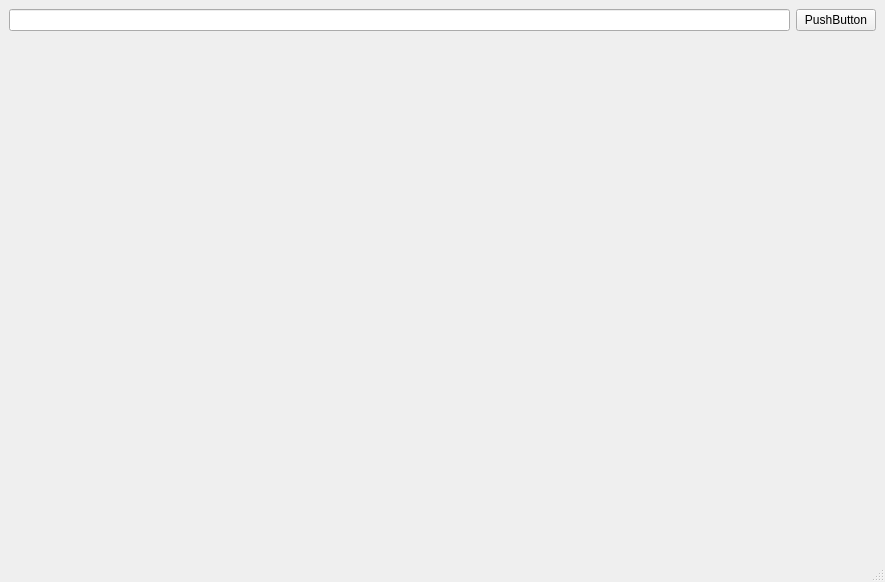
Old version of the form playstats/analysis.ui in the repository V-Mirea/PlayStats.
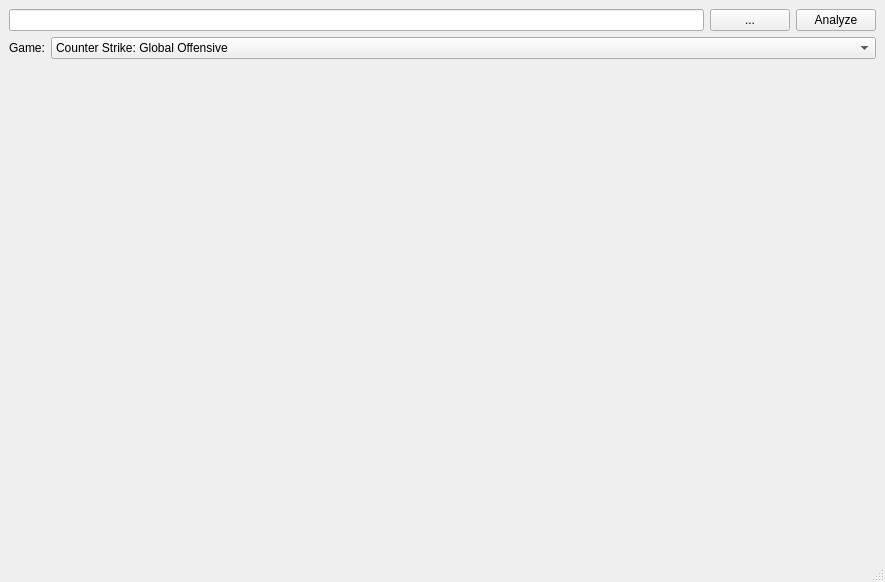
New version of the form.

```diff
--- a/playstats/analysis.ui
+++ b/playstats/analysis.ui
@@ -14,18 +14,68 @@
    <string>MainWindow</string>
   </property>
   <widget class="QWidget" name="centralwidget">
-   <layout class="QGridLayout" name="gridLayout">
-    <item row="0" column="1">
-     <widget class="QPushButton" name="pushButton">
-      <property name="text">
-       <string>PushButton</string>
-      </property>
-     </widget>
+   <layout class="QVBoxLayout" name="verticalLayout" stretch="0,0,3">
+    <item>
+     <layout class="QHBoxLayout" name="horizontalLayout_2">
+      <item>
+       <widget class="QLineEdit" name="txtFileName"/>
+      </item>
+      <item>
+       <widget class="QPushButton" name="buttonBrowse">
+        <property name="text">
+         <string>...</string>
+        </property>
+       </widget>
+      </item>
+      <item>
+       <widget class="QPushButton" name="buttonStart">
+        <property name="text">
+         <string>Analyze</string>
+        </property>
+       </widget>
+      </item>
+     </layout>
     </item>
-    <item row="0" column="0">
-     <widget class="QLineEdit" name="lineEdit"/>
+    <item>
+     <layout class="QHBoxLayout" name="horizontalLayout_3">
+      <item>
+       <widget class="QLabel" name="label">
+        <property name="sizePolicy">
+         <sizepolicy hsizetype="Fixed" vsizetype="Preferred">
+          <horstretch>0</horstretch>
+          <verstretch>0</verstretch>
+         </sizepolicy>
+        </property>
+        <property name="text">
+         <string>Game:</string>
+        </property>
+       </widget>
+      </item>
+      <item>
+       <widget class="QComboBox" name="comboGame">
+        <property name="insertPolicy">
+         <enum>QComboBox::InsertAtBottom</enum>
+        </property>
+        <item>
+         <property name="text">
+          <string>Counter Strike: Global Offensive</string>
+         </property>
+        </item>
+        <item>
+         <property name="text">
+          <string>Overwatch</string>
+         </property>
+        </item>
+        <item>
+         <property name="text">
+          <string>Fortnite</string>
+         </property>
+        </item>
+       </widget>
+      </item>
+     </layout>
     </item>
-    <item row="1" column="0" colspan="2">
+    <item>
      <widget class="QWidget" name="widget" native="true"/>
     </item>
    </layout>
```
